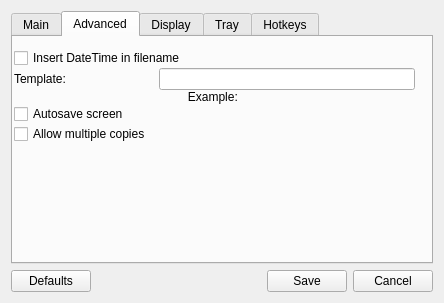
The window that src/ui/configwidget.ui (lxqt/screengrab) describes before a commit, drawn with Qt 5.
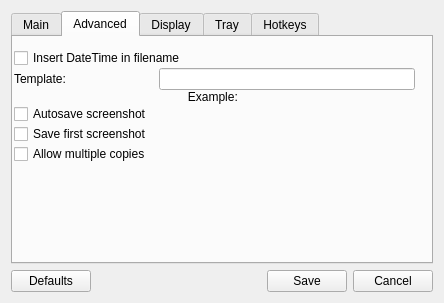
The same window after the commit. The open tabs and pages were chosen to show the change. Custom widgets are drawn as their Qt base class.

Commit message: added checkbox in configdialog for autosSaveFirst option

Patch:
```diff
--- a/src/ui/configwidget.ui
+++ b/src/ui/configwidget.ui
@@ -265,7 +265,14 @@
            <string>Automaticaly saving screenshots in grabbing process</string>
           </property>
           <property name="text">
-           <string>Autosave screen</string>
+           <string>Autosave screenshot</string>
+          </property>
+         </widget>
+        </item>
+        <item>
+         <widget class="QCheckBox" name="checkAutoSaveFirst">
+          <property name="text">
+           <string>Save first screenshot</string>
           </property>
          </widget>
         </item>
@@ -606,7 +613,7 @@
  <customwidgets>
   <customwidget>
    <class>QKeySequenceWidget</class>
-   <extends></extends>
+   <extends>QWidget</extends>
    <header>qkeysequencewidget.h</header>
   </customwidget>
  </customwidgets>
```
Left out of the diff: 2 changed lines with no effect on the pictures. The commit also changes 2 other files.
